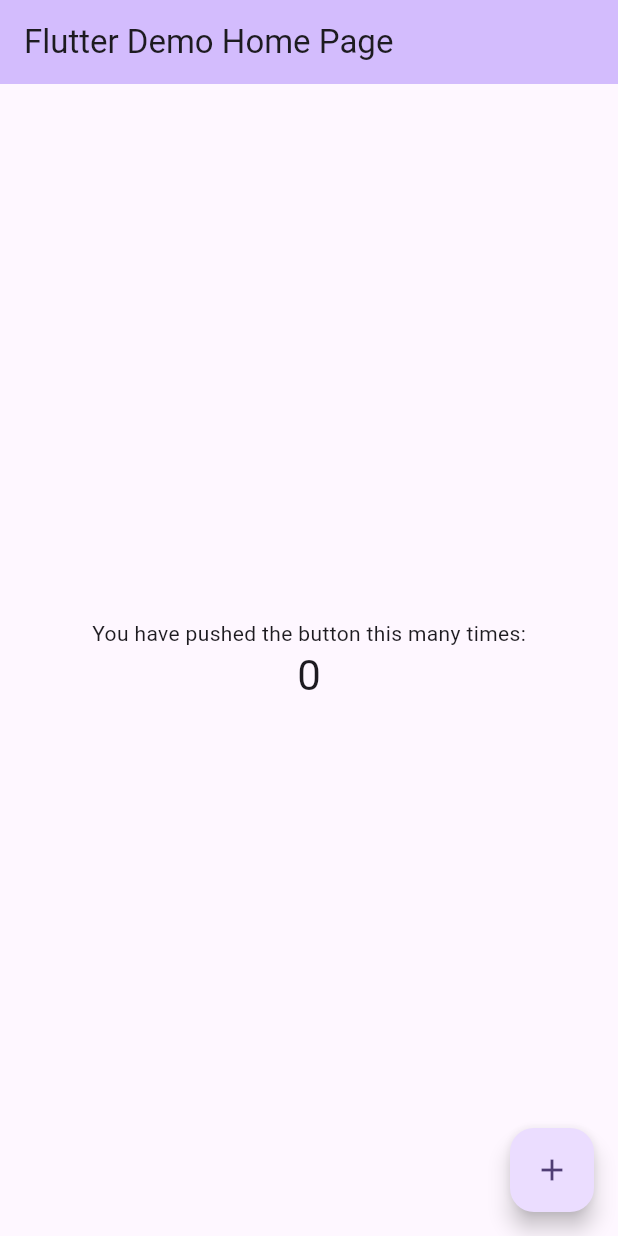
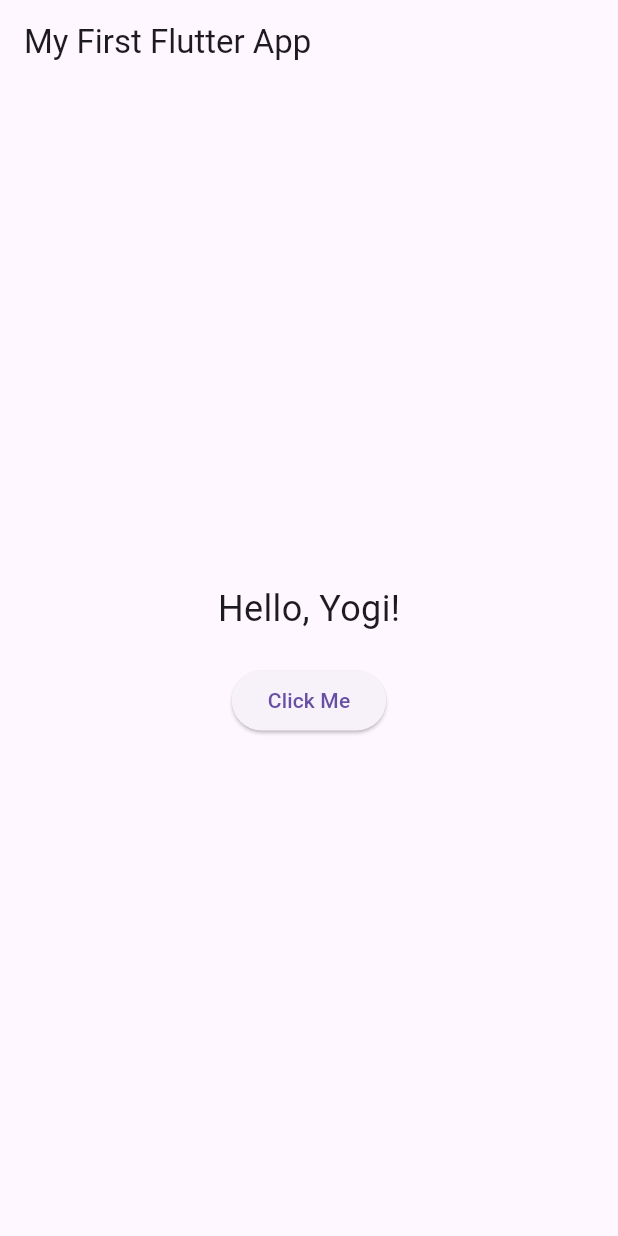
Before and after one commit to permanayogi/my_first_app, a Flutter app: the screen it shows after launch, on a phone screen of 412 x 824 dp. Run offline on Flutter 3.47's test engine with Material 3 defaults, Android fonts, the phone set to English and light mode, and no system bars.

Commit message:
Change the main dart

```diff
--- a/lib/main.dart
+++ b/lib/main.dart
@@ -1,125 +1,48 @@
 import 'package:flutter/material.dart';
 
 void main() {
-  runApp(const MyApp());
+ runApp(MyApp());
 }
 
 class MyApp extends StatelessWidget {
-  const MyApp({super.key});
-
-  // This widget is the root of your application.
   @override
   Widget build(BuildContext context) {
     return MaterialApp(
-      title: 'Flutter Demo',
-      theme: ThemeData(
-        // This is the theme of your application.
-        //
-        // TRY THIS: Try running your application with "flutter run". You'll see
-        // the application has a purple toolbar. Then, without quitting the app,
-        // try changing the seedColor in the colorScheme below to Colors.green
-        // and then invoke "hot reload" (save your changes or press the "hot
-        // reload" button in a Flutter-supported IDE, or press "r" if you used
-        // the command line to start the app).
-        //
-        // Notice that the counter didn't reset back to zero; the application
-        // state is not lost during the reload. To reset the state, use hot
-        // restart instead.
-        //
-        // This works for code too, not just values: Most code changes can be
-        // tested with just a hot reload.
-        colorScheme: ColorScheme.fromSeed(seedColor: Colors.deepPurple),
-        useMaterial3: true,
-      ),
-      home: const MyHomePage(title: 'Flutter Demo Home Page'),
+      title: 'My First Flutter App',
+      home: HomeScreen(),
     );
   }
 }
 
-class MyHomePage extends StatefulWidget {
-  const MyHomePage({super.key, required this.title});
-
-  // This widget is the home page of your application. It is stateful, meaning
-  // that it has a State object (defined below) that contains fields that affect
-  // how it looks.
-
-  // This class is the configuration for the state. It holds the values (in this
-  // case the title) provided by the parent (in this case the App widget) and
-  // used by the build method of the State. Fields in a Widget subclass are
-  // always marked "final".
-
-  final String title;
-
+class HomeScreen extends StatefulWidget {
   @override
-  State<MyHomePage> createState() => _MyHomePageState();
+  _HomeScreenState createState() => _HomeScreenState();
 }
 
-class _MyHomePageState extends State<MyHomePage> {
-  int _counter = 0;
+class _HomeScreenState extends State<HomeScreen> {
+  String _message = "Hello, Yogi!";
 
-  void _incrementCounter() {
+  void _changeMessage() {
     setState(() {
-      // This call to setState tells the Flutter framework that something has
-      // changed in this State, which causes it to rerun the build method below
-      // so that the display can reflect the updated values. If we changed
-      // _counter without calling setState(), then the build method would not be
-      // called again, and so nothing would appear to happen.
-      _counter++;
+      _message = "Welcome to Flutter!";
     });
   }
 
   @override
   Widget build(BuildContext context) {
-    // This method is rerun every time setState is called, for instance as done
-    // by the _incrementCounter method above.
-    //
-    // The Flutter framework has been optimized to make rerunning build methods
-    // fast, so that you can just rebuild anything that needs updating rather
-    // than having to individually change instances of widgets.
     return Scaffold(
-      appBar: AppBar(
-        // TRY THIS: Try changing the color here to a specific color (to
-        // Colors.amber, perhaps?) and trigger a hot reload to see the AppBar
-        // change color while the other colors stay the same.
-        backgroundColor: Theme.of(context).colorScheme.inversePrimary,
-        // Here we take the value from the MyHomePage object that was created by
-        // the App.build method, and use it to set our appbar title.
-        title: Text(widget.title),
-      ),
+      appBar: AppBar(title: Text('My First Flutter App'),),
       body: Center(
-        // Center is a layout widget. It takes a single child and positions it
-        // in the middle of the parent.
         child: Column(
-          // Column is also a layout widget. It takes a list of children and
-          // arranges them vertically. By default, it sizes itself to fit its
-          // children horizontally, and tries to be as tall as its parent.
-          //
-          // Column has various properties to control how it sizes itself and
-          // how it positions its children. Here we use mainAxisAlignment to
-          // center the children vertically; the main axis here is the vertical
-          // axis because Columns are vertical (the cross axis would be
-          // horizontal).
-          //
-          // TRY THIS: Invoke "debug painting" (choose the "Toggle Debug Paint"
-          // action in the IDE, or press "p" in the console), to see the
-          // wireframe for each widget.
           mainAxisAlignment: MainAxisAlignment.center,
-          children: <Widget>[
-            const Text(
-              'You have pushed the button this many times:',
-            ),
-            Text(
-              '$_counter',
-              style: Theme.of(context).textTheme.headlineMedium,
-            ),
-          ],
+          children: [
+            Text(_message, style: TextStyle(fontSize: 24),),
+            SizedBox(height: 20),
+            ElevatedButton(onPressed: _changeMessage, child: Text('Click Me')
+            )
+            ],
+          ),
         ),
-      ),
-      floatingActionButton: FloatingActionButton(
-        onPressed: _incrementCounter,
-        tooltip: 'Increment',
-        child: const Icon(Icons.add),
-      ), // This trailing comma makes auto-formatting nicer for build methods.
-    );
-  }
+      );
+    }
 }
```
